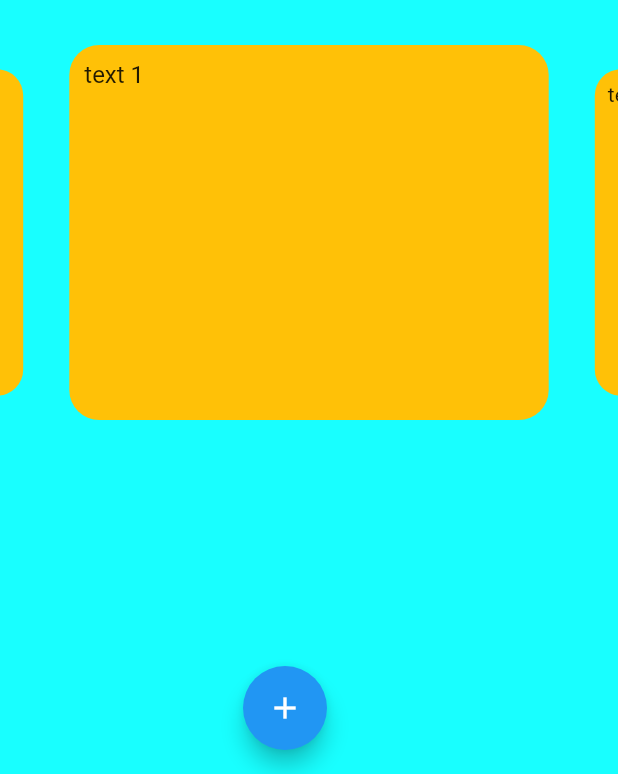
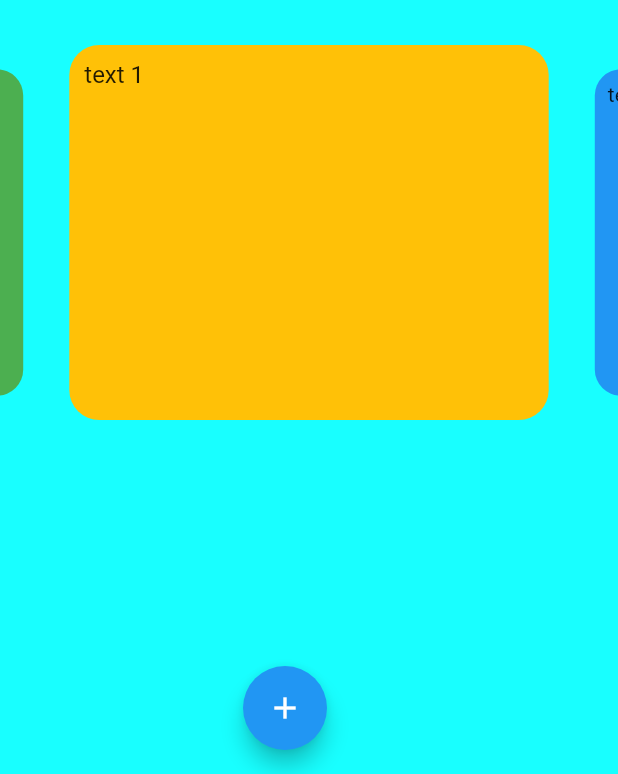
Before and after one commit to TiagoRibeiro02/To-Do_List, a Flutter app: the screen it shows after launch, on a phone screen of 412 x 824 dp, the part 462-1236 px from its top. Run offline on Flutter 3.47's test engine with Material 2 defaults, Android fonts, the phone set to English and light mode, and no system bars; drawn by our look-alikes of carousel_slider.

Commit message:
Update home.dart

```diff
--- a/lib/Pages/home.dart
+++ b/lib/Pages/home.dart
@@ -14,8 +14,12 @@ class _home_pageState extends State<home_page> {
   int tasks = 10;
 
   Widget buildTask(int i) {
+    if (i == 1) {
       return Container(
-        width: MediaQuery.of(context).size.width,
+          width: MediaQuery
+              .of(context)
+              .size
+              .width,
           margin: EdgeInsets.symmetric(horizontal: 5.0),
           padding: EdgeInsets.fromLTRB(10, 10, 0, 0),
           decoration: BoxDecoration(
@@ -23,7 +27,36 @@ class _home_pageState extends State<home_page> {
               borderRadius: BorderRadius.all(Radius.circular(20))
           ),
           child: Text('text $i', style: TextStyle(fontSize: 16.0),)
-    );;
+      );
+    } else if (i == 2){
+      return Container(
+          width: MediaQuery
+              .of(context)
+              .size
+              .width,
+          margin: EdgeInsets.symmetric(horizontal: 5.0),
+          padding: EdgeInsets.fromLTRB(10, 10, 0, 0),
+          decoration: BoxDecoration(
+              color: Colors.blue,
+              borderRadius: BorderRadius.all(Radius.circular(20))
+          ),
+          child: Text('text $i', style: TextStyle(fontSize: 16.0),)
+      );
+    } else {
+      return Container(
+          width: MediaQuery
+              .of(context)
+              .size
+              .width,
+          margin: EdgeInsets.symmetric(horizontal: 5.0),
+          padding: EdgeInsets.fromLTRB(10, 10, 0, 0),
+          decoration: BoxDecoration(
+              color: Colors.green,
+              borderRadius: BorderRadius.all(Radius.circular(20))
+          ),
+          child: Text('text $i', style: TextStyle(fontSize: 16.0),)
+      );
+    }
   }
 
 
```
Lines whose indentation alone changed are shown as unchanged.
